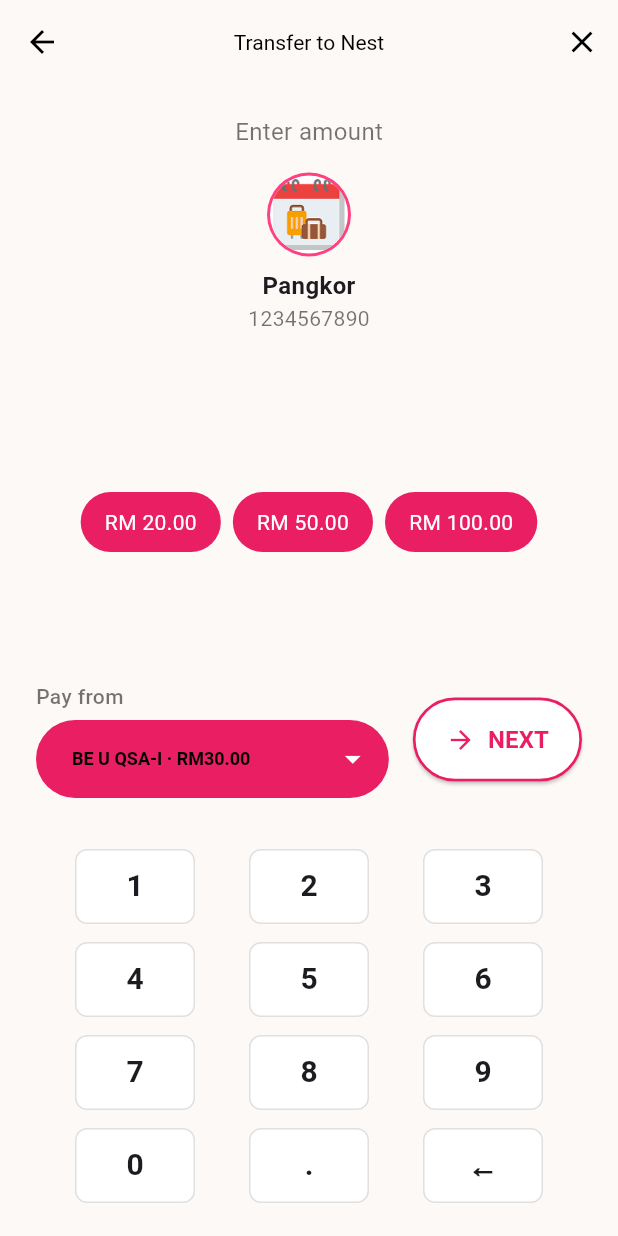
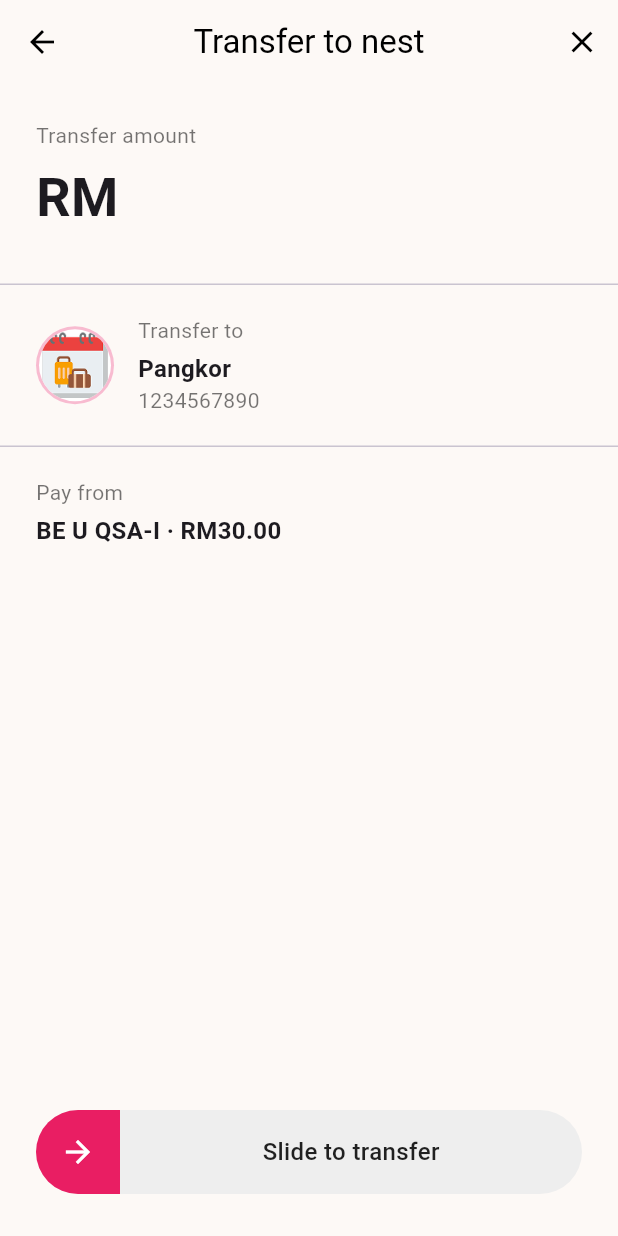
Before and after one commit to SuchiraSumon/Project-Intern-A242, a Flutter app: the AmountPage screen opened directly, after a tap on "NEXT", on a phone screen of 412 x 824 dp. Run offline on Flutter 3.47's test engine with Material 3 defaults, Android fonts, the phone set to English and light mode, and no system bars; our stand-ins replace percent_indicator.

Commit message:
Amount page, confirm pay page, receipt
Updated amount page
Completed code UI for confirm pay page
Completed code UI for receipt page

```diff
--- a/lib/amount.dart
+++ b/lib/amount.dart
@@ -1,4 +1,5 @@
 import 'package:flutter/material.dart';
+import 'confirmpay.dart';
 
 class AmountPage extends StatefulWidget {
   const AmountPage({super.key});
@@ -224,8 +225,16 @@ class _AmountPageState extends State<AmountPage> {
                       ),
                     ),
                     onPressed: () {
-                      debugPrint(
-                        "Next pressed with account $_selectedAccount and amount RM${_amountController.text}",
+                      Navigator.push(
+                        context,
+                        MaterialPageRoute(
+                          builder: (context) => ConfirmPayPage(
+                            amount: _amountController.text,
+                            nestName: "Pangkor",
+                            nestAccount: "1234567890",
+                            payFrom: _selectedAccount,
+                          ),
+                        ),
                       );
                     },
                   ),
--- /dev/null
+++ b/lib/confirmpay.dart
@@ -0,0 +1,206 @@
+import 'package:flutter/material.dart';
+import 'receipt.dart';
+
+class ConfirmPayPage extends StatelessWidget {
+  final String amount;
+  final String nestName;
+  final String nestAccount;
+  final String payFrom;
+
+  const ConfirmPayPage({
+    super.key,
+    required this.amount,
+    required this.nestName,
+    required this.nestAccount,
+    required this.payFrom,
+  });
+
+  @override
+  Widget build(BuildContext context) {
+    return Scaffold(
+      backgroundColor: const Color(0xFFFDF9F6),
+      appBar: AppBar(
+        backgroundColor: Colors.transparent,
+        elevation: 0,
+        leading: IconButton(
+          icon: const Icon(Icons.arrow_back, color: Colors.black),
+          onPressed: () => Navigator.pop(context),
+        ),
+        title: const Text(
+          "Transfer to nest",
+          style: TextStyle(color: Colors.black),
+        ),
+        centerTitle: true,
+        actions: [
+          IconButton(
+            icon: const Icon(Icons.close, color: Colors.black),
+            onPressed: () => Navigator.pop(context),
+          ),
+        ],
+      ),
+
+      body: Column(
+        crossAxisAlignment: CrossAxisAlignment.start,
+        children: [
+          const SizedBox(height: 24),
+
+          // Transfer amount
+          Padding(
+            padding: const EdgeInsets.symmetric(horizontal: 24),
+            child: Column(
+              crossAxisAlignment: CrossAxisAlignment.start,
+              children: [
+                const Text(
+                  "Transfer amount",
+                  style: TextStyle(color: Colors.black54, fontSize: 14),
+                ),
+                const SizedBox(height: 6),
+                Text(
+                  "RM$amount",
+                  style: const TextStyle(
+                    fontSize: 36,
+                    fontWeight: FontWeight.bold,
+                  ),
+                ),
+              ],
+            ),
+          ),
+
+          const SizedBox(height: 32),
+          const Divider(height: 1),
+
+          // Transfer to section
+          Container(
+            width: double.infinity,
+            padding: const EdgeInsets.symmetric(horizontal: 24, vertical: 20),
+            child: Row(
+              children: [
+                CircleAvatar(
+                  radius: 26,
+                  backgroundColor: Colors.pink.shade100,
+                  child: const CircleAvatar(
+                    radius: 24,
+                    backgroundColor: Colors.white,
+                    backgroundImage: AssetImage(
+                      "lib/assets/images/travel.png",
+                    ), // example image
+                  ),
+                ),
+                const SizedBox(width: 16),
+                Column(
+                  crossAxisAlignment: CrossAxisAlignment.start,
+                  children: [
+                    const Text(
+                      "Transfer to",
+                      style: TextStyle(fontSize: 14, color: Colors.black54),
+                    ),
+                    const SizedBox(height: 4),
+                    Text(
+                      nestName,
+                      style: const TextStyle(
+                        fontSize: 16,
+                        fontWeight: FontWeight.bold,
+                      ),
+                    ),
+                    Text(
+                      nestAccount,
+                      style: const TextStyle(color: Colors.black54),
+                    ),
+                  ],
+                ),
+              ],
+            ),
+          ),
+
+          const Divider(height: 1),
+
+          // Pay from section
+          Container(
+            width: double.infinity,
+            padding: const EdgeInsets.symmetric(horizontal: 24, vertical: 20),
+            child: Column(
+              crossAxisAlignment: CrossAxisAlignment.start,
+              children: [
+                const Text(
+                  "Pay from",
+                  style: TextStyle(fontSize: 14, color: Colors.black54),
+                ),
+                const SizedBox(height: 4),
+                Text(
+                  payFrom,
+                  style: const TextStyle(
+                    fontSize: 16,
+                    fontWeight: FontWeight.bold,
+                  ),
+                ),
+              ],
+            ),
+          ),
+
+          const Spacer(),
+
+          // Slide to transfer button
+          Container(
+            padding: const EdgeInsets.fromLTRB(24, 12, 24, 28),
+            width: double.infinity,
+            child: GestureDetector(
+              onHorizontalDragEnd: (_) {
+                debugPrint("Transfer confirmed!");
+                Navigator.pushReplacement(
+                  context,
+                  MaterialPageRoute(
+                    builder: (context) => ReceiptPage(
+                      amount: amount,
+                      nestName: nestName,
+                      nestAccount: nestAccount,
+                      payFrom: payFrom,
+                    ),
+                  ),
+                );
+              },
+
+              child: Container(
+                height: 56,
+                decoration: BoxDecoration(
+                  color: Colors.grey.shade200,
+                  borderRadius: BorderRadius.circular(50),
+                ),
+                child: Row(
+                  children: [
+                    Container(
+                      height: 56,
+                      width: 56,
+                      decoration: const BoxDecoration(
+                        color: Colors.pink,
+                        borderRadius: BorderRadius.only(
+                          topLeft: Radius.circular(50),
+                          bottomLeft: Radius.circular(50),
+                        ),
+                      ),
+                      child: const Icon(
+                        Icons.arrow_forward,
+                        color: Colors.white,
+                      ),
+                    ),
+                    const Expanded(
+                      child: Center(
+                        child: Text(
+                          "Slide to transfer",
+                          style: TextStyle(
+                            color: Colors.black87,
+                            fontSize: 16,
+                            fontWeight: FontWeight.w500,
+                          ),
+                        ),
+                      ),
+                    ),
+                  ],
+                ),
+              ),
+            ),
+          ),
+        ],
+      ),
+    );
+  }
+}
```
Also changed, not shown: lib/receipt.dart (added, +149 -0 lines).
